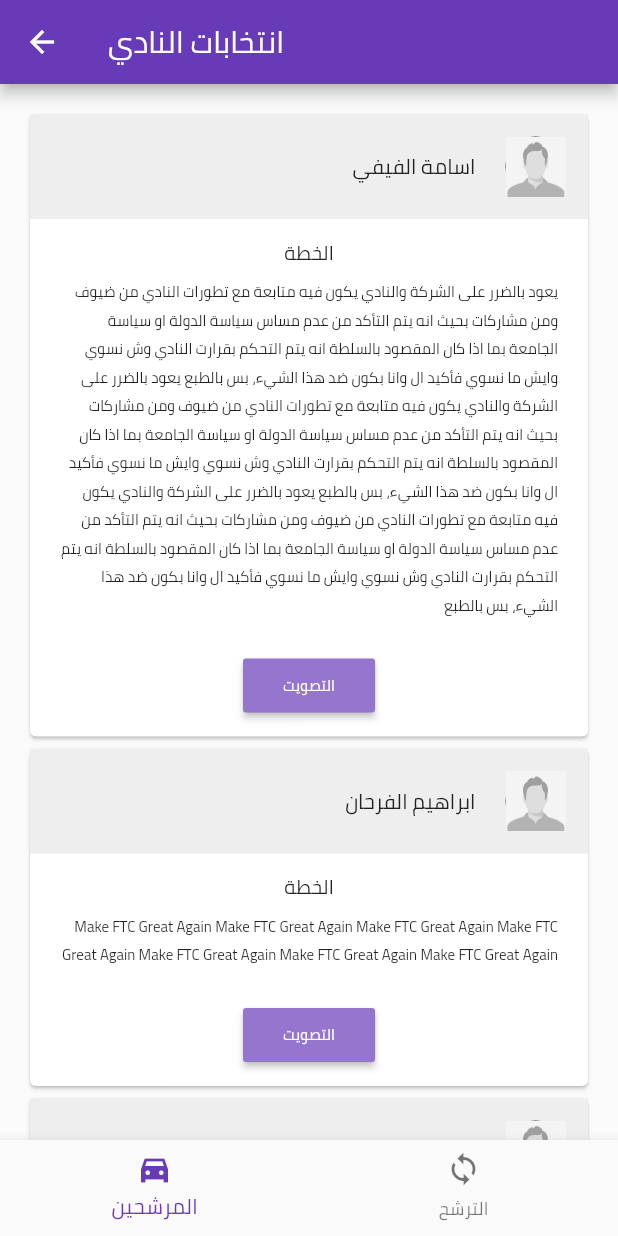
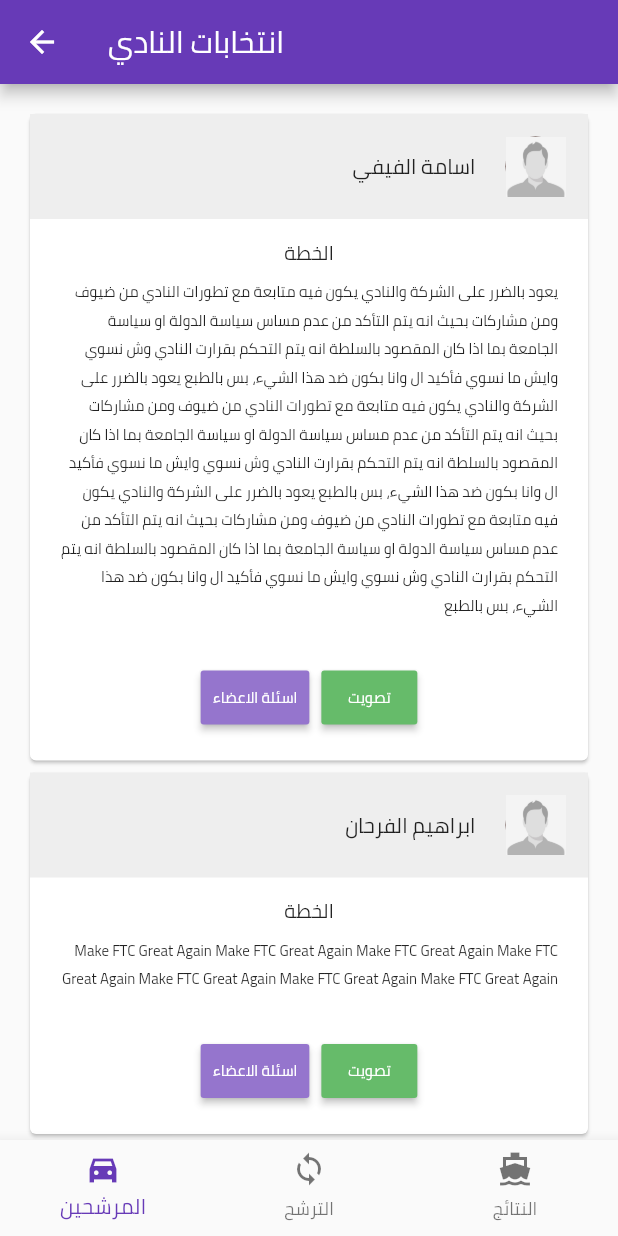
Before and after one commit to WadhahEssam/ftc_flutter_hackathon, a Flutter app: the ElectionPage screen opened directly, on a phone screen of 412 x 824 dp. Run offline on Flutter 3.47's test engine with Material 2 defaults, Android fonts, the phone set to English and light mode, and no system bars.

Commit message:
starting with the questions page

```diff
--- a/lib/election.dart
+++ b/lib/election.dart
@@ -14,11 +14,12 @@ class ElectionPageState extends State<ElectionPage> with WidgetsBindingObserver{
   Widget build(BuildContext context) {
     return Scaffold(
       appBar: AppBar(title: Text('انتخابات النادي')),
-      body: (_selectedIndex == 0) ? _candidatesView() : _candidatureView(),
+      body: (_selectedIndex == 0) ? _candidatesView() : ((_selectedIndex == 1) ? _candidatureView() : _resultsView())  ,
       bottomNavigationBar: BottomNavigationBar(
        items: <BottomNavigationBarItem>[
          BottomNavigationBarItem(icon: Icon(IconData(0xe8d3, fontFamily: 'MaterialIcons')), title: Text('المرشحين')),
          BottomNavigationBarItem(icon: Icon(IconData(0xe3bb, fontFamily: 'MaterialIcons')), title: Text('الترشح')),
+         BottomNavigationBarItem(icon: Icon(IconData(0xe8d0, fontFamily: 'MaterialIcons')), title: Text('النتائج')),
        ],
        currentIndex: _selectedIndex,
        fixedColor: Colors.deepPurple,
@@ -61,7 +62,14 @@ class ElectionPageState extends State<ElectionPage> with WidgetsBindingObserver{
             Container(child: Text('الخطة', style: TextStyle(fontSize: 13)), padding: EdgeInsets.only(top: 10)),
             Container(child: Text(plan, style: TextStyle(fontSize: 10), textDirection: TextDirection.rtl), padding: EdgeInsets.only(top: 5, bottom: 20, left: 20, right: 20)),
             Container(
-              child: RaisedButton(child: Text('التصويت', style: TextStyle(fontSize: 10, color: Colors.white)), onPressed: _seeCandidatePage, color: Colors.deepPurple.shade300,),
+              child: ButtonBar(
+                children:[
+                  RaisedButton(child: Text('اسئلة الاعضاء', style: TextStyle(fontSize: 10, color: Colors.white)), onPressed: () { _pushQuestionsPage(name); }, color: Colors.deepPurple.shade300,),
+                  RaisedButton(child: Text('تصويت', style: TextStyle(fontSize: 10, color: Colors.white)), onPressed: _seeCandidatePage, color: Colors.green.shade400,),
+                ],
+                mainAxisSize: MainAxisSize.max,
+                alignment: MainAxisAlignment.center
+                ),
               margin: EdgeInsets.only(bottom: 10),
             )
           ]))
@@ -91,6 +99,28 @@ class ElectionPageState extends State<ElectionPage> with WidgetsBindingObserver{
           ),
           padding: EdgeInsets.all(20.0)),
       );
+  }
+
+  Widget _resultsView() {
+    return Center(child:
+        Column(children: [
+          Container(child: Text('لم يحن موعد اعلان النتائج', style: TextStyle(fontSize: 20),), padding: EdgeInsets.all(13),),
+          Icon(Icons.error_outline, size: 30,)
+        ], mainAxisAlignment: MainAxisAlignment.center,)
+    );
+  }
+
+  void _pushQuestionsPage(name) {
+    Navigator.of(context).push(
+      new MaterialPageRoute<void>(
+        builder: (BuildContext context) {
+          return new Scaffold(
+            appBar: AppBar(title: Text('اسئلة ${name}')),
+            body: Center(child: Text('اسئلة')),
+          );
+        },
+      )
+    );
   }
 
   void _onItemTapped(int index) {
```
